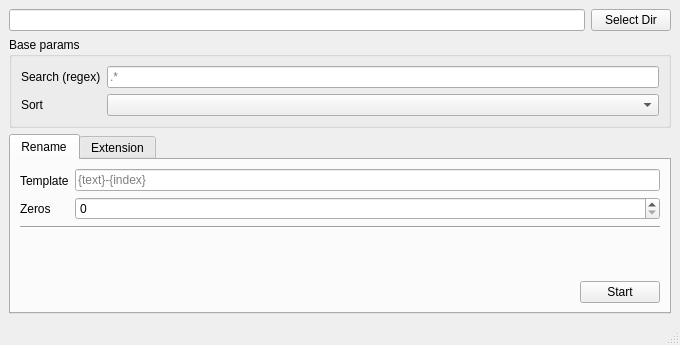
This is assistantQt/mainwindow.ui in keygenqt/AssistantQt as Qt 5 draws it before an edit. The edited form follows.
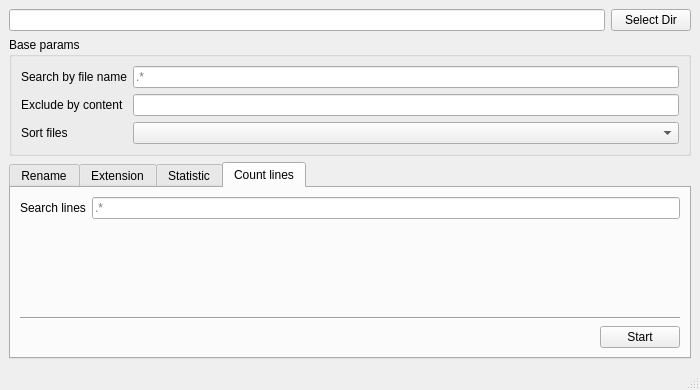
This is the edited form. The open tabs and pages were chosen to show the change.

What changed in the file:
```diff
--- a/assistantQt/mainwindow.ui
+++ b/assistantQt/mainwindow.ui
@@ -6,8 +6,8 @@
    <rect>
     <x>0</x>
     <y>0</y>
-    <width>680</width>
-    <height>345</height>
+    <width>700</width>
+    <height>390</height>
    </rect>
   </property>
   <property name="maximumSize">
@@ -42,14 +42,21 @@
              <item>
               <widget class="QLabel" name="label_4">
                <property name="text">
-                <string>Search (regex)</string>
+                <string>Search by file name</string>
+               </property>
+              </widget>
+             </item>
+             <item>
+              <widget class="QLabel" name="label_6">
+               <property name="text">
+                <string>Exclude by content</string>
                </property>
               </widget>
              </item>
              <item>
               <widget class="QLabel" name="label_2">
                <property name="text">
-                <string>Sort</string>
+                <string>Sort files</string>
                </property>
               </widget>
              </item>
@@ -70,6 +77,9 @@
                </property>
               </widget>
              </item>
+             <item>
+              <widget class="QLineEdit" name="input_exclude"/>
+             </item>
              <item>
               <widget class="QComboBox" name="comboBox_sort">
                <property name="maxVisibleItems">
@@ -250,6 +260,135 @@
           </item>
          </layout>
         </widget>
+        <widget class="QWidget" name="tab_3">
+         <attribute name="title">
+          <string>Statistic</string>
+         </attribute>
+         <layout class="QGridLayout" name="gridLayout_6">
+          <item row="0" column="0" colspan="2">
+           <widget class="QCheckBox" name="checkBox_size">
+            <property name="text">
+             <string>Show size</string>
+            </property>
+            <property name="checked">
+             <bool>true</bool>
+            </property>
+           </widget>
+          </item>
+          <item row="3" column="0" colspan="2">
+           <widget class="Line" name="line_3">
+            <property name="orientation">
+             <enum>Qt::Horizontal</enum>
+            </property>
+           </widget>
+          </item>
+          <item row="2" column="0">
+           <widget class="QCheckBox" name="checkBox_date">
+            <property name="text">
+             <string>Show date</string>
+            </property>
+            <property name="checked">
+             <bool>false</bool>
+            </property>
+           </widget>
+          </item>
+          <item row="4" column="0">
+           <spacer name="horizontalSpacer_3">
+            <property name="orientation">
+             <enum>Qt::Horizontal</enum>
+            </property>
+            <property name="sizeHint" stdset="0">
+             <size>
+              <width>569</width>
+              <height>20</height>
+             </size>
+            </property>
+           </spacer>
+          </item>
+          <item row="4" column="1">
+           <widget class="QPushButton" name="pushButton_4">
+            <property name="text">
+             <string>Start</string>
+            </property>
+           </widget>
+          </item>
+          <item row="1" column="0">
+           <widget class="QCheckBox" name="checkBox_lines">
+            <property name="text">
+             <string>Show lines</string>
+            </property>
+            <property name="checked">
+             <bool>true</bool>
+            </property>
+           </widget>
+          </item>
+         </layout>
+        </widget>
+        <widget class="QWidget" name="tab_4">
+         <attribute name="title">
+          <string>Count lines</string>
+         </attribute>
+         <layout class="QGridLayout" name="gridLayout_7">
+          <item row="3" column="0">
+           <spacer name="horizontalSpacer_4">
+            <property name="orientation">
+             <enum>Qt::Horizontal</enum>
+            </property>
+            <property name="sizeHint" stdset="0">
+             <size>
+              <width>569</width>
+              <height>20</height>
+             </size>
+            </property>
+           </spacer>
+          </item>
+          <item row="3" column="1">
+           <widget class="QPushButton" name="pushButton_5">
+            <property name="text">
+             <string>Start</string>
+            </property>
+           </widget>
+          </item>
+          <item row="2" column="0" colspan="2">
+           <widget class="Line" name="line_4">
+            <property name="orientation">
+             <enum>Qt::Horizontal</enum>
+            </property>
+           </widget>
+          </item>
+          <item row="0" column="0" colspan="2">
+           <layout class="QHBoxLayout" name="horizontalLayout_5">
+            <item>
+             <widget class="QLabel" name="label_5">
+              <property name="text">
+               <string>Search lines</string>
+              </property>
+             </widget>
+            </item>
+            <item>
+             <widget class="QLineEdit" name="input_lines_search">
+              <property name="placeholderText">
+               <string>.*</string>
+              </property>
+             </widget>
+            </item>
+           </layout>
+          </item>
+          <item row="1" column="0">
+           <spacer name="verticalSpacer_3">
+            <property name="orientation">
+             <enum>Qt::Vertical</enum>
+            </property>
+            <property name="sizeHint" stdset="0">
+             <size>
+              <width>20</width>
+              <height>40</height>
+             </size>
+            </property>
+           </spacer>
+          </item>
+         </layout>
+        </widget>
        </widget>
       </item>
      </layout>
```
